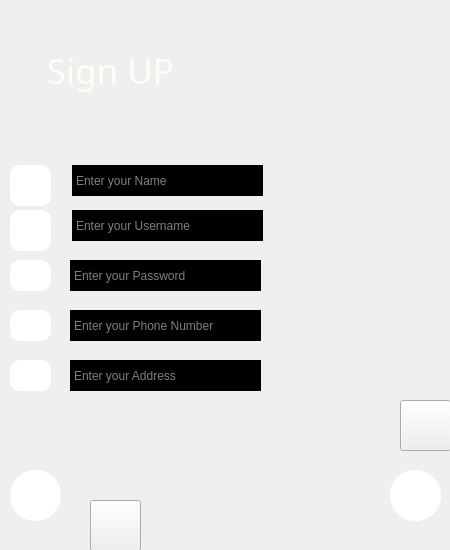
The window that SkullKing/signup.ui (faezehghiasi/SkullKing_Game) describes before a commit, drawn with Qt 5.
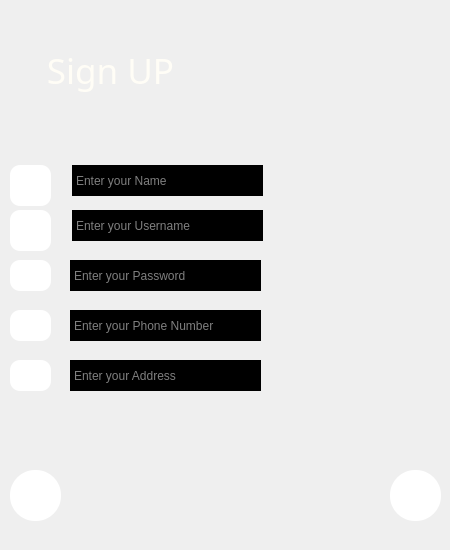
The same window after the commit. Icons and pictures are not drawn.

Patch:
```diff
--- a/SkullKing/signup.ui
+++ b/SkullKing/signup.ui
@@ -190,23 +190,6 @@
       <string/>
      </property>
     </widget>
-    <widget class="QLabel" name="secondBack">
-     <property name="geometry">
-      <rect>
-       <x>0</x>
-       <y>190</y>
-       <width>281</width>
-       <height>321</height>
-      </rect>
-     </property>
-     <property name="styleSheet">
-      <string notr="true">border-radius:26px;
-border-image: url(:/resource/ligthOrange.png);</string>
-     </property>
-     <property name="text">
-      <string/>
-     </property>
-    </widget>
     <widget class="QLabel" name="passIcon">
      <property name="geometry">
       <rect>
@@ -403,75 +386,7 @@
 border-radius:25px;
 }
 QPushButton#backButton:hover{ 
-border-image: url(:/resource/back-button_93634.png);
-background-color: rgb(134, 255, 255);
-border-radius:25px;
-}
-QPushButton#backButton:pressed{ 
-padding-left:5px;
-padding-top:5px;
-background-color:rgb(78, 193, 255);
-}</string>
-     </property>
-     <property name="text">
-      <string/>
-     </property>
-    </widget>
-    <widget class="QPushButton" name="nextButton_2">
-     <property name="geometry">
-      <rect>
-       <x>400</x>
-       <y>400</y>
-       <width>51</width>
-       <height>51</height>
-      </rect>
-     </property>
-     <property name="font">
-      <font>
-       <family>Segoe UI Black</family>
-       <pointsize>9</pointsize>
-       <italic>false</italic>
-       <bold>true</bold>
-      </font>
-     </property>
-     <property name="styleSheet">
-      <string notr="true">QPushButton#nextButton{ 
-border-image: url(:/resource/nextIcone.png);
-background-color: rgb(255, 255, 255);
-border-radius:25px;
-}
-QPushButton#nextButton:hover{ 
-border-image: url(:/resource/nextIcone.png);
-background-color: rgb(134, 255, 255);
-border-radius:25px;
-}
-QPushButton#nextButton:pressed{ 
-padding-left:5px;
-padding-top:5px;
-background-color:rgb(78, 193, 255);
-}</string>
-     </property>
-     <property name="text">
-      <string/>
-     </property>
-    </widget>
-    <widget class="QPushButton" name="backButton_2">
-     <property name="geometry">
-      <rect>
-       <x>90</x>
-       <y>500</y>
-       <width>51</width>
-       <height>51</height>
-      </rect>
-     </property>
-     <property name="styleSheet">
-      <string notr="true">QPushButton#backButton{ 
-border-image: url(:/resource/back-button_93634.png);
-background-color: rgb(255, 255, 255);
-border-radius:25px;
-}
-QPushButton#backButton:hover{ 
-border-image: url(:/resource/back-button_93634.png);
+border-image: url(:/Prefix/resource/back-button_93634.png);
 background-color: rgb(134, 255, 255);
 border-radius:25px;
 }
```
Left out of the diff: 29 changed lines with no effect on the pictures.
